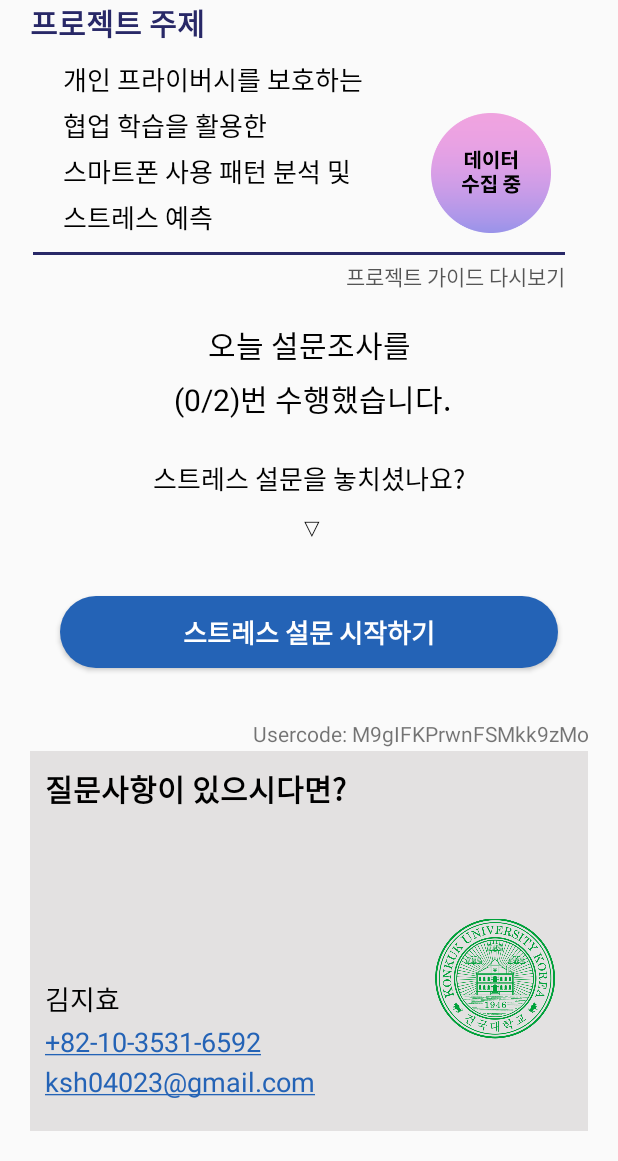
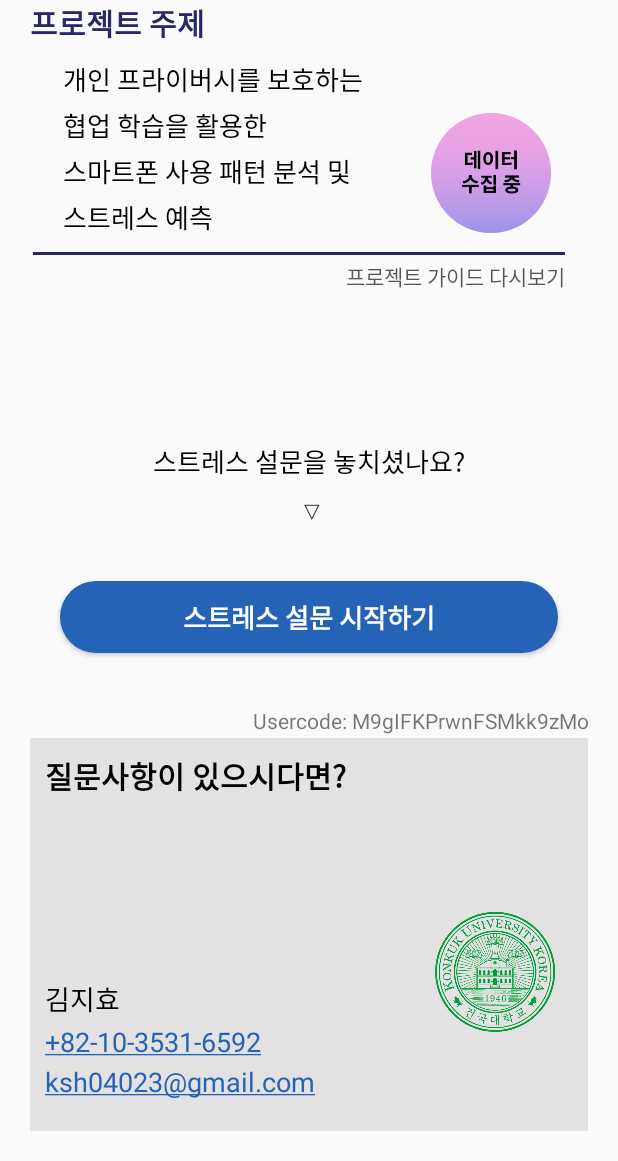
Before and after one commit to GraduationProjectGang/dataCollect_Android, an Android app: the layout activity_user_main.xml on its own in the app's theme, with its tools: preview values and no code run, on a phone screen of 412 x 824 dp, the part 75-1236 px from its top. Run offline under Robolectric (Android 15) with nearby library versions, the phone set to English and light mode, and no system bars.

Commit message:
최최최최최종

```diff
--- a/app/src/main/res/layout/activity_user_main.xml
+++ b/app/src/main/res/layout/activity_user_main.xml
@@ -83,21 +83,11 @@
             android:gravity="right"
             tools:text="프로젝트 가이드 다시보기"
             />
-        <TextView
-            android:layout_marginTop="20dp"
-            android:layout_width="match_parent"
-            android:layout_height="wrap_content"
-            android:textSize="20sp"
-            android:textColor="#000000"
-            android:lineSpacingExtra="6dp"
-            android:gravity="center_horizontal"
-            android:text="오늘 설문조사를\n
-(0/2)번 수행했습니다."
-            />
+
         <TextView
             android:layout_width="match_parent"
             android:layout_height="wrap_content"
-            android:layout_marginTop="25dp"
+            android:layout_marginTop="100dp"
             android:textSize="17sp"
             android:textColor="#000000"
             android:lineSpacingExtra="8sp"
@@ -109,7 +99,8 @@
         android:id="@+id/button_survey"
         android:layout_width="match_parent"
         android:layout_marginHorizontal="40dp"
-        android:layout_marginVertical="34dp"
+        android:layout_marginVertical="35dp"
+        android:layout_marginBottom="100dp"
         android:layout_height="wrap_content"
         android:background="@drawable/button_radius"
         android:text="스트레스 설문 시작하기"
```
